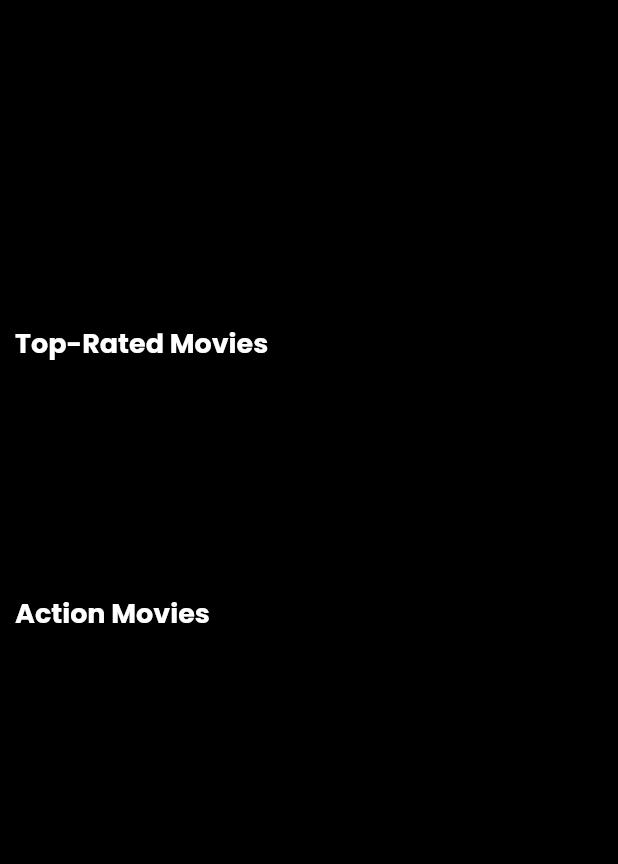
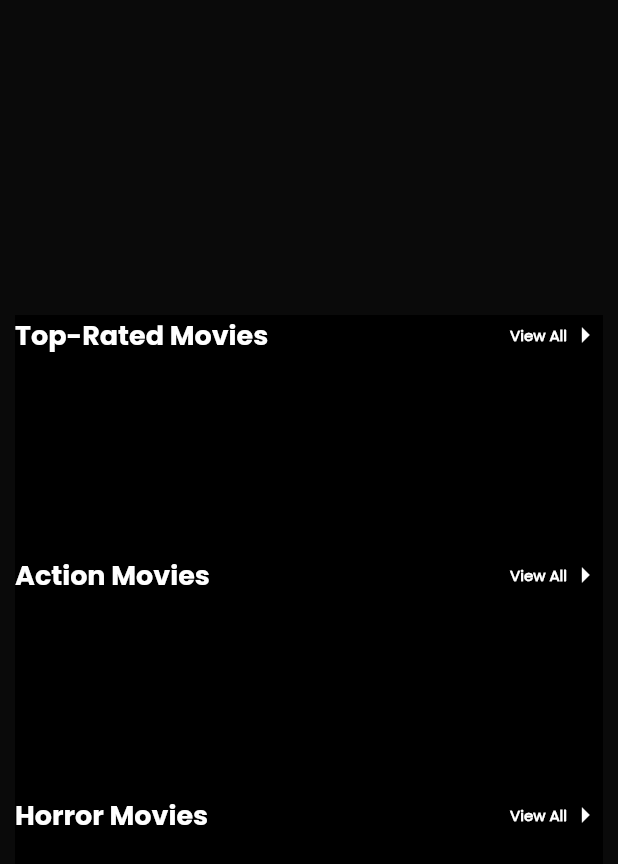
Before and after one commit to Sarthak-ONS/sage, a Flutter app: the HomeTab screen opened directly, on a phone screen of 412 x 824 dp. Shown: the top 864 px of the screen. Run offline on Flutter 3.47's test engine with Material 2 defaults, Android fonts, the phone set to English and light mode, and no system bars; drawn by our look-alikes of carousel_slider; our stand-ins replace cloud_firestore, firebase_auth, firebase_core, font_awesome_flutter, google_sign_in, shimmer; accounts and stored records are empty.

Commit message:
Improved Home Screen Layout

```diff
--- a/lib/Screens/Tabs/home_tab.dart
+++ b/lib/Screens/Tabs/home_tab.dart
@@ -16,23 +16,22 @@ class _HomeTabState extends State<HomeTab> {
   @override
   Widget build(BuildContext context) {
     return Scaffold(
-      backgroundColor: Colors.black,
+      backgroundColor: const Color(0xff0A0A0A),
       body: ListView(
-        padding: EdgeInsets.symmetric(horizontal: 10.0),
+        padding: const EdgeInsets.symmetric(horizontal: 10.0),
         children: [
           buildTrendingWidget(),
           const SizedBox(
-            height: 15.0,
+            height: 10.0,
           ),
           Container(
-            height: 180,
+            height: 160,
             color: Colors.black,
             child: Column(
               crossAxisAlignment: CrossAxisAlignment.start,
               children: [
-                const MovieTypeContainerHeading(
-                  title: 'Top-Rated Movies',
-                ),
+                SectionHeadingButton(
+                    title: "Top-Rated Movies", callBack: () {}),
                 Container(
                   height: 120,
                   color: Colors.black,
@@ -87,14 +86,16 @@ class _HomeTabState extends State<HomeTab> {
             ),
           ),
           Container(
-            height: 180,
+            height: 160,
             color: Colors.black,
             child: Column(
               crossAxisAlignment: CrossAxisAlignment.start,
               children: [
-                const MovieTypeContainerHeading(
+                SectionHeadingButton(
                     title: "Action Movies",
-                ),
+                    callBack: () {
+                      print("Heading Towars Section Heading Action Movies");
+                    }),
                 Container(
                   height: 120,
                   color: Colors.black,
@@ -155,6 +156,77 @@ class _HomeTabState extends State<HomeTab> {
                 )
               ],
             ),
+          ),
+          Container(
+            height: 160,
+            color: Colors.black,
+            child: Column(
+              crossAxisAlignment: CrossAxisAlignment.start,
+              children: [
+                SectionHeadingButton(
+                  title: "Horror Movies",
+                  callBack: () {},
+                ),
+                Container(
+                  height: 120,
+                  color: Colors.black,
+                  child: FutureBuilder(
+                    future: FirebaseFirestore.instance
+                        .collection('Movies')
+                        .limit(15)
+                        .get(),
+                    builder: (BuildContext context,
+                        AsyncSnapshot<QuerySnapshot> snapshot) {
+                      if (snapshot.connectionState == ConnectionState.waiting) {
+                        return Shimmer.fromColors(
+                          baseColor: Colors.grey[300]!,
+                          highlightColor: Colors.grey[100]!,
+                          child: Container(
+                            height: 100,
+                            width: 180,
+                            margin: const EdgeInsets.symmetric(horizontal: 6.0),
+                            decoration: BoxDecoration(
+                              color: Colors.black,
+                              borderRadius: BorderRadius.circular(15.0),
+                            ),
+                          ),
+                        );
+                      } else if (snapshot.hasError) {
+                        print(snapshot.error.toString() + "////////");
+                        return const Center(
+                          child: Text(
+                            'Please try again later',
+                            style: TextStyle(
+                              color: Colors.white,
+                            ),
+                          ),
+                        );
+                      } else {
+                        print(snapshot.data!.docs.length);
+
+                        return ListView.builder(
+                          scrollDirection: Axis.horizontal,
+                          itemCount: snapshot.data!.docs.length,
+                          itemBuilder: (context, index) {
+                            print(snapshot.data!.docs.length);
+                            List tags = snapshot.data!.docs[index]['tags'];
+                            if (tags.contains("horror") == false) {
+                              return Container();
+                            }
+                            return BuildMovieCard(
+                              movieID: snapshot.data!.docs[index]['movieID'],
+                              movieName: snapshot.data!.docs[index]['name'],
+                              thumbnail: snapshot.data!.docs[index]
+                                  ['thumbnail'],
+                            );
+                          },
+                        );
+                      }
+                    },
+                  ),
+                )
+              ],
+            ),
           )
         ],
       ),
@@ -183,17 +255,21 @@ class _HomeTabState extends State<HomeTab> {
                   enlargeCenterPage: false,
                   viewportFraction: 1),
               itemBuilder: (context, index, realIdx) {
-                return Container(
+                return Banner(
+                  message: '#${index + 1}',
+                  location: BannerLocation.topEnd,
+                  child: Container(
                     height: 200,
                     width: MediaQuery.of(context).size.width - 20,
                     child: Text(snapshot.data!.docs.length.toString()),
                     decoration: BoxDecoration(
-                    borderRadius: BorderRadius.circular(20.0),
+                      borderRadius: BorderRadius.circular(10.0),
                       color: Colors.red,
                       image: DecorationImage(
                         fit: BoxFit.fill,
                         image: NetworkImage(
                           snapshot.data!.docs[index]['thumbnail'],
+                        ),
                       ),
                     ),
                   ),
@@ -206,3 +282,45 @@ class _HomeTabState extends State<HomeTab> {
     );
   }
 }
+
+class SectionHeadingButton extends StatelessWidget {
+  const SectionHeadingButton(
+      {Key? key, required this.title, required this.callBack})
+      : super(key: key);
+
+  final String? title;
+  final Function callBack;
+
+  @override
+  Widget build(BuildContext context) {
+    return GestureDetector(
+      onTap: () {
+        callBack();
+      },
+      child: Row(
+        mainAxisAlignment: MainAxisAlignment.spaceBetween,
+        children: [
+          MovieTypeContainerHeading(
+            title: title,
+          ),
+          Row(
+            children: const [
+              Text(
+                'View All',
+                style: TextStyle(
+                  color: Colors.white,
+                  fontSize: 10,
+                  fontWeight: FontWeight.w600,
+                ),
+              ),
+              Icon(
+                Icons.arrow_right,
+                color: Colors.white,
+              )
+            ],
+          ),
+        ],
+      ),
+    );
+  }
+}
```
Also changed, not shown: lib/Screens/home_screen.dart (+20 -17 lines). Lines whose indentation alone changed are shown as unchanged.
